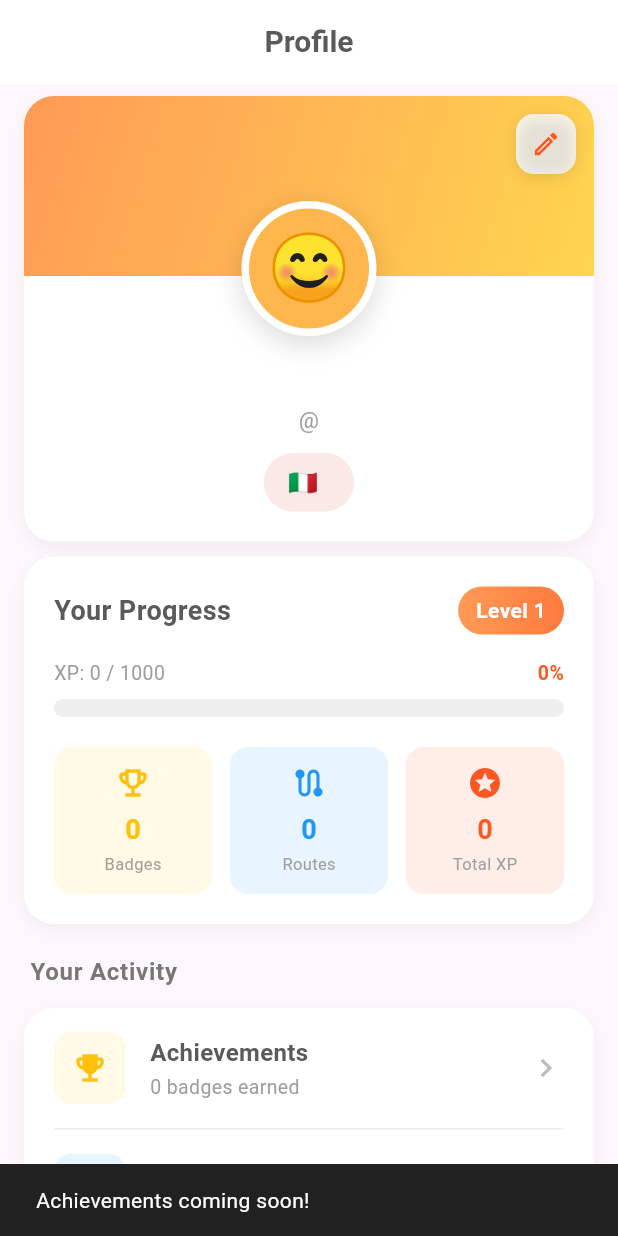
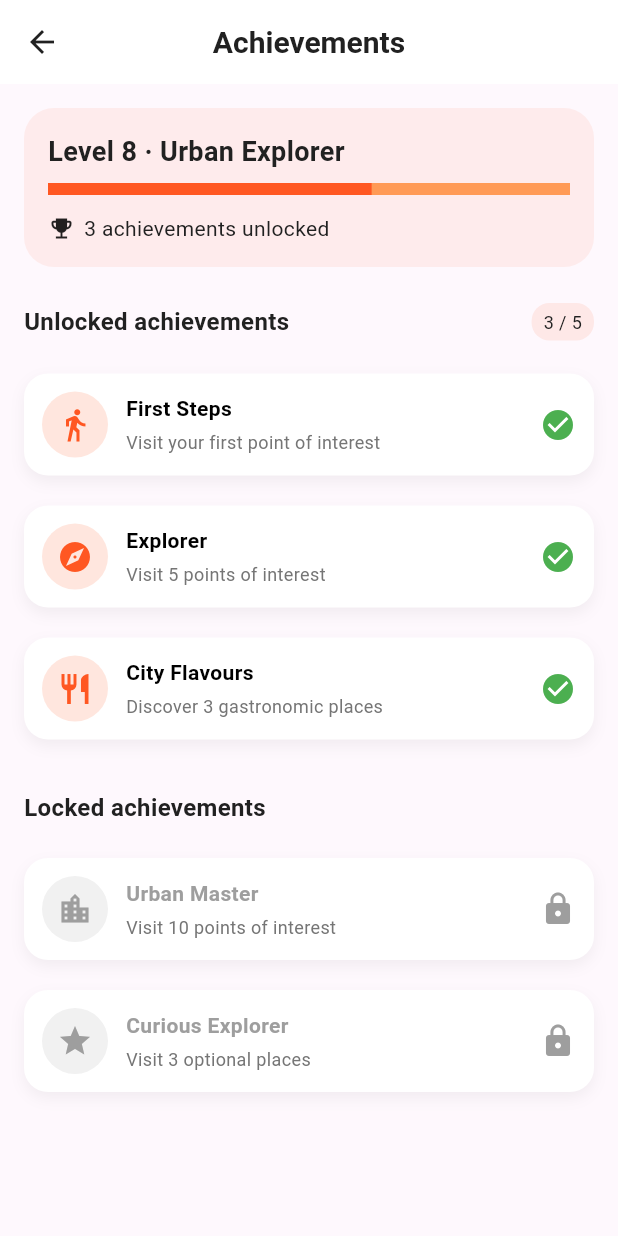
Before and after one commit to gabrielP-04/urban_quest, a Flutter app: the ProfileScreen screen opened directly, after a tap on "Achievements", on a phone screen of 412 x 824 dp. Run offline on Flutter 3.47's test engine with Material 3 defaults, Android fonts, the phone set to English and light mode, and no system bars; our stand-ins replace cloud_firestore, firebase_auth, firebase_core, flutter_map, geolocator, latlong2 and 1 more; accounts and stored records are empty.

Commit message:
achievement first version

```diff
--- /dev/null
+++ b/lib/core/utils/achievements_definition.dart
@@ -0,0 +1,50 @@
+import 'package:flutter/material.dart';
+import 'package:urban_quest/models/achievement.dart';
+
+/// Central definition of all achievements available in UrbanQuest.
+/// This file defines WHAT achievements exist, not WHEN they are unlocked.
+/// Unlocking logic is handled by the gamification layer.
+final List<Achievement> achievementsDefinition = [
+  Achievement(
+    id: 'first_steps',
+    title: 'First Steps',
+    description: 'Visit your first point of interest',
+    icon: Icons.directions_walk,
+    unlocked: false,
+  ),
+  Achievement(
+    id: 'explorer',
+    title: 'Explorer',
+    description: 'Visit 5 points of interest',
+    icon: Icons.explore,
+    unlocked: false,
+  ),
+  Achievement(
+    id: 'urban_master',
+    title: 'Urban Master',
+    description: 'Visit 10 points of interest',
+    icon: Icons.location_city,
+    unlocked: false,
+  ),
+  Achievement(
+    id: 'monument_lover',
+    title: 'Monument Lover',
+    description: 'Visit 3 monuments',
+    icon: Icons.account_balance,
+    unlocked: false,
+  ),
+  Achievement(
+    id: 'city_flavours',
+    title: 'City Flavours',
+    description: 'Discover 3 gastronomic places',
+    icon: Icons.restaurant,
+    unlocked: false,
+  ),
+  Achievement(
+    id: 'curious_explorer',
+    title: 'Curious Explorer',
+    description: 'Visit 3 optional places',
+    icon: Icons.star,
+    unlocked: false,
+  ),
+];
--- a/lib/models/achievement.dart
+++ b/lib/models/achievement.dart
@@ -0,0 +1,17 @@
+import 'package:flutter/material.dart';
+
+class Achievement {
+  final String id;
+  final String title;
+  final String description;
+  final IconData icon;
+  final bool unlocked;
+
+  const Achievement({
+    required this.id,
+    required this.title,
+    required this.description,
+    required this.icon,
+    required this.unlocked,
+  });
+}
--- /dev/null
+++ b/lib/screens/achievements/achievement_screen.dart
@@ -0,0 +1,249 @@
+import 'package:flutter/material.dart';
+import 'package:urban_quest/models/achievement.dart';
+import 'package:urban_quest/screens/achievements/achievement_detail_sheet.dart';
+import 'package:urban_quest/services/achievement_notifier.dart';
+
+/// Mock data ONLY for development/testing.
+/// Later, replace this with real data coming from your gamification layer.
+final List<Achievement> mockAchievements = [
+  Achievement(
+    id: 'first_steps',
+    title: 'First Steps',
+    description: 'Visit your first point of interest',
+    icon: Icons.directions_walk,
+    unlocked: true,
+  ),
+  Achievement(
+    id: 'explorer',
+    title: 'Explorer',
+    description: 'Visit 5 points of interest',
+    icon: Icons.explore,
+    unlocked: true,
+  ),
+  Achievement(
+    id: 'food_lover',
+    title: 'City Flavours',
+    description: 'Discover 3 gastronomic places',
+    icon: Icons.restaurant,
+    unlocked: true,
+  ),
+  Achievement(
+    id: 'urban_master',
+    title: 'Urban Master',
+    description: 'Visit 10 points of interest',
+    icon: Icons.location_city,
+    unlocked: false,
+  ),
+  Achievement(
+    id: 'curious_explorer',
+    title: 'Curious Explorer',
+    description: 'Visit 3 optional places',
+    icon: Icons.star,
+    unlocked: false,
+  ),
+];
+
+class AchievementsScreen extends StatelessWidget {
+  final List<Achievement> achievements;
+
+  const AchievementsScreen({
+    super.key,
+    required this.achievements,
+  });
+
+  @override
+  Widget build(BuildContext context) {
+    final unlocked = achievements.where((a) => a.unlocked).toList();
+    final locked = achievements.where((a) => !a.unlocked).toList();
+
+    return Scaffold(
+      appBar: AppBar(
+        title: const Text('Achievements'),
+        centerTitle: true,
+      ),
+      body: SingleChildScrollView(
+        padding: const EdgeInsets.all(16),
+        child: Column(
+          crossAxisAlignment: CrossAxisAlignment.start,
+          children: [
+            _buildHeader(unlocked.length, achievements.length),
+            const SizedBox(height: 24),
+            _buildSectionTitle(
+              'Unlocked achievements',
+              '${unlocked.length} / ${achievements.length}',
+            ),
+            const SizedBox(height: 12),
+            ...unlocked.map((a) => _buildAchievementTile(context, a)),
+            const SizedBox(height: 24),
+            _buildSectionTitle('Locked achievements', ''),
+            const SizedBox(height: 12),
+            ...locked.map((a) => _buildAchievementTile(context, a)),
+          ],
+        ),
+      ),
+    );
+  }
+
+  Widget _buildHeader(int unlocked, int total) {
+    return Container(
+      padding: const EdgeInsets.all(16),
+      decoration: BoxDecoration(
+        color: Colors.deepOrange.withOpacity(0.08),
+        borderRadius: BorderRadius.circular(20),
+      ),
+      child: Column(
+        crossAxisAlignment: CrossAxisAlignment.start,
+        children: [
+          const Text(
+            'Level 8 · Urban Explorer',
+            style: TextStyle(
+              fontWeight: FontWeight.bold,
+              fontSize: 18,
+            ),
+          ),
+          const SizedBox(height: 8),
+          const LinearProgressIndicator(
+            value: 0.62,
+            minHeight: 8,
+          ),
+          const SizedBox(height: 12),
+          Row(
+            children: [
+              const Icon(Icons.emoji_events, size: 18),
+              const SizedBox(width: 6),
+              Text('$unlocked achievements unlocked'),
+            ],
+          ),
+        ],
+      ),
+    );
+  }
+
+  Widget _buildAchievementTile(
+    BuildContext context,
+    Achievement achievement,
+  ) {
+    final isUnlocked = achievement.unlocked;
+
+    return GestureDetector(
+      onTap: () {
+        showModalBottomSheet(
+          context: context,
+          isScrollControlled: true,
+          backgroundColor: Colors.transparent,
+          isDismissible: true,
+          enableDrag: true,
+          builder: (context) {
+            return GestureDetector(
+              behavior: HitTestBehavior.opaque,
+              onTap: () => Navigator.of(context).pop(),
+              child: Center(
+                child: GestureDetector(
+                  onTap: () {}, // prevents closing when tapping the card
+                  child: Padding(
+                    padding: const EdgeInsets.symmetric(horizontal: 24),
+                    child: Material(
+                      elevation: 8,
+                      borderRadius: BorderRadius.circular(24),
+                      clipBehavior: Clip.antiAlias,
+                      child: AchievementDetailSheet(
+                        achievement: achievement,
+                      ),
+                    ),
+                  ),
+                ),
+              ),
+            );
+          },
+        );
+      },
+      child: Container(
+        margin: const EdgeInsets.symmetric(vertical: 10),
+        padding: const EdgeInsets.all(12),
+        decoration: BoxDecoration(
+          color: Colors.white,
+          borderRadius: BorderRadius.circular(16),
+          boxShadow: [
+            BoxShadow(
+              color: Colors.black.withOpacity(0.05),
+              blurRadius: 8,
+              offset: const Offset(0, 4),
+            ),
+          ],
+        ),
+        child: Row(
+          children: [
+            Container(
+              width: 44,
+              height: 44,
+              decoration: BoxDecoration(
+                color: isUnlocked
+                    ? Colors.deepOrange.withOpacity(0.15)
+                    : Colors.grey.withOpacity(0.15),
+                shape: BoxShape.circle,
+              ),
+              child: Icon(
+                achievement.icon,
+                color: isUnlocked ? Colors.deepOrange : Colors.grey,
+              ),
+            ),
+            const SizedBox(width: 12),
+            Expanded(
+              child: Column(
+                crossAxisAlignment: CrossAxisAlignment.start,
+                children: [
+                  Text(
+                    achievement.title,
+                    style: TextStyle(
+                      fontWeight: FontWeight.bold,
+                      color: isUnlocked ? Colors.black : Colors.grey,
+                    ),
+                  ),
+                  const SizedBox(height: 4),
+                  Text(
+                    achievement.description,
+                    style: TextStyle(
+                      fontSize: 12,
+                      color: Colors.grey.shade600,
+                    ),
+                  ),
+                ],
+              ),
+            ),
+            Icon(
+              isUnlocked ? Icons.check_circle : Icons.lock,
+              color: isUnlocked ? Colors.green : Colors.grey,
+            ),
+          ],
+        ),
+      ),
+    );
+  }
+
+  Widget _buildSectionTitle(String title, String trailing) {
+    return Row(
+      mainAxisAlignment: MainAxisAlignment.spaceBetween,
+      children: [
+        Text(
+          title,
+          style: const TextStyle(
+            fontSize: 16,
+            fontWeight: FontWeight.bold,
+          ),
+        ),
+        if (trailing.isNotEmpty)
+          Container(
+            padding: const EdgeInsets.symmetric(horizontal: 8, vertical: 4),
+            decoration: BoxDecoration(
+              color: Colors.deepOrange.withOpacity(0.1),
+              borderRadius: BorderRadius.circular(12),
+            ),
+            child: Text(
+              trailing,
+              style: const TextStyle(fontSize: 12),
+            ),
+          ),
+      ],
+    );
+  }
+}
--- a/lib/screens/profile/profile_screen.dart
+++ b/lib/screens/profile/profile_screen.dart
@@ -1,4 +1,5 @@
 import 'package:flutter/material.dart';
+import 'package:urban_quest/screens/achievements/achievement_screen.dart';
 import '../../services/auth_service.dart';
 import '../../services/firestore_service.dart';
 import '../../models/user_profile.dart';
@@ -7,7 +8,6 @@ import 'account_security_screen.dart';
 import 'edit_profile_screen.dart';
 
 class ProfileScreen extends StatelessWidget {
-
   final bool showBottomNav;
 
   const ProfileScreen({
@@ -204,7 +204,8 @@ class ProfileScreen extends StatelessWidget {
                       Navigator.push(
                         context,
                         MaterialPageRoute(
-                          builder: (context) => EditProfileScreen(profile: profile),
+                          builder: (context) =>
+                              EditProfileScreen(profile: profile),
                         ),
                       );
                     },
@@ -266,7 +267,8 @@ class ProfileScreen extends StatelessWidget {
 
                 // Badge de título con icono
                 Container(
-                  padding: const EdgeInsets.symmetric(horizontal: 16, vertical: 8),
+                  padding:
+                      const EdgeInsets.symmetric(horizontal: 16, vertical: 8),
                   decoration: BoxDecoration(
                     color: Colors.deepOrange.shade50,
                     borderRadius: BorderRadius.circular(20),
@@ -277,7 +279,8 @@ class ProfileScreen extends StatelessWidget {
                       const Text('🇮🇹', style: TextStyle(fontSize: 16)),
                       const SizedBox(width: 8),
                       Text(
-                        profile.profileTitle, // ✅ Mostrar el título personalizado del usuario
+                        profile
+                            .profileTitle, // ✅ Mostrar el título personalizado del usuario
                         style: TextStyle(
                           fontSize: 14,
                           color: Colors.deepOrange.shade700,
@@ -334,7 +337,8 @@ class ProfileScreen extends StatelessWidget {
                 ),
               ),
               Container(
-                padding: const EdgeInsets.symmetric(horizontal: 12, vertical: 6),
+                padding:
+                    const EdgeInsets.symmetric(horizontal: 12, vertical: 6),
                 decoration: BoxDecoration(
                   gradient: const LinearGradient(
                     colors: [Color(0xFFFF9A56), Color(0xFFFF7A3D)],
@@ -386,7 +390,8 @@ class ProfileScreen extends StatelessWidget {
                   value: progressPercent,
                   minHeight: 12,
                   backgroundColor: Colors.grey.shade200,
-                  valueColor: const AlwaysStoppedAnimation<Color>(Colors.deepOrange),
+                  valueColor:
+                      const AlwaysStoppedAnimation<Color>(Colors.deepOrange),
                 ),
               ),
             ],
@@ -490,8 +495,13 @@ class ProfileScreen extends StatelessWidget {
             title: 'Achievements',
             subtitle: '${profile.totalAchievements} badges earned',
             onTap: () {
-              ScaffoldMessenger.of(context).showSnackBar(
-                const SnackBar(content: Text('Achievements coming soon!')),
+              Navigator.push(
+                context,
+                MaterialPageRoute(
+                  builder: (_) => AchievementsScreen(
+                    achievements: mockAchievements,
+                  ),
+                ),
               );
             },
             isFirst: true,
```
Also changed, not shown: lib/screens/achievements/achievement_detail_sheet.dart (added, +76 -0 lines), lib/services/achievement_notifier.dart (added, +52 -0 lines), lib/screens/achievements/achievement_tile.dart (added).
